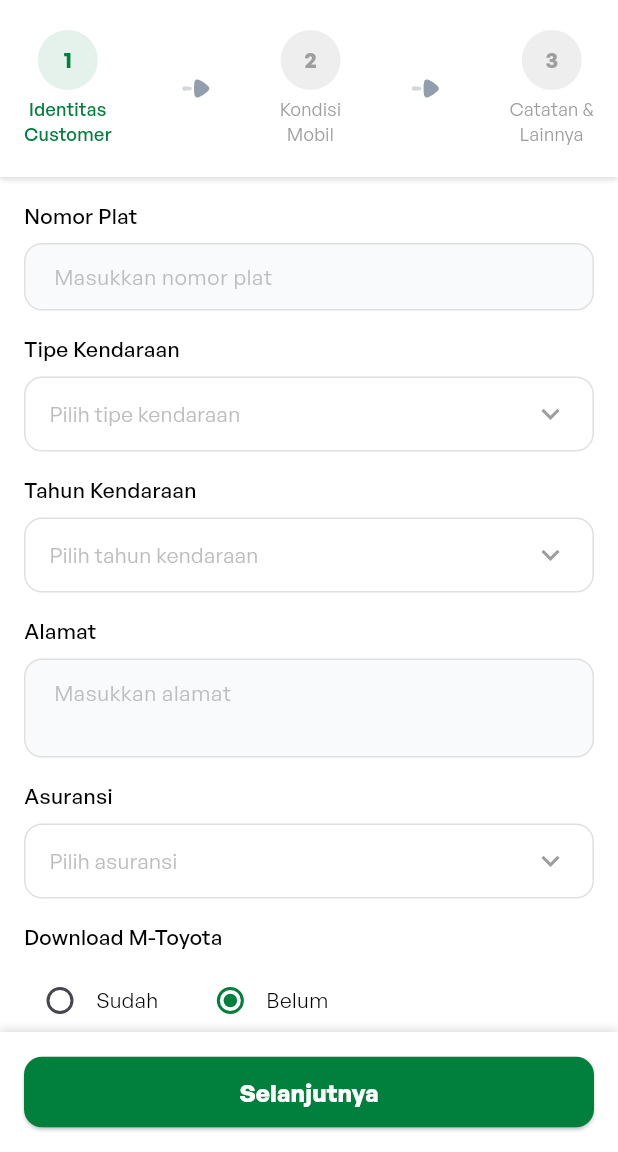
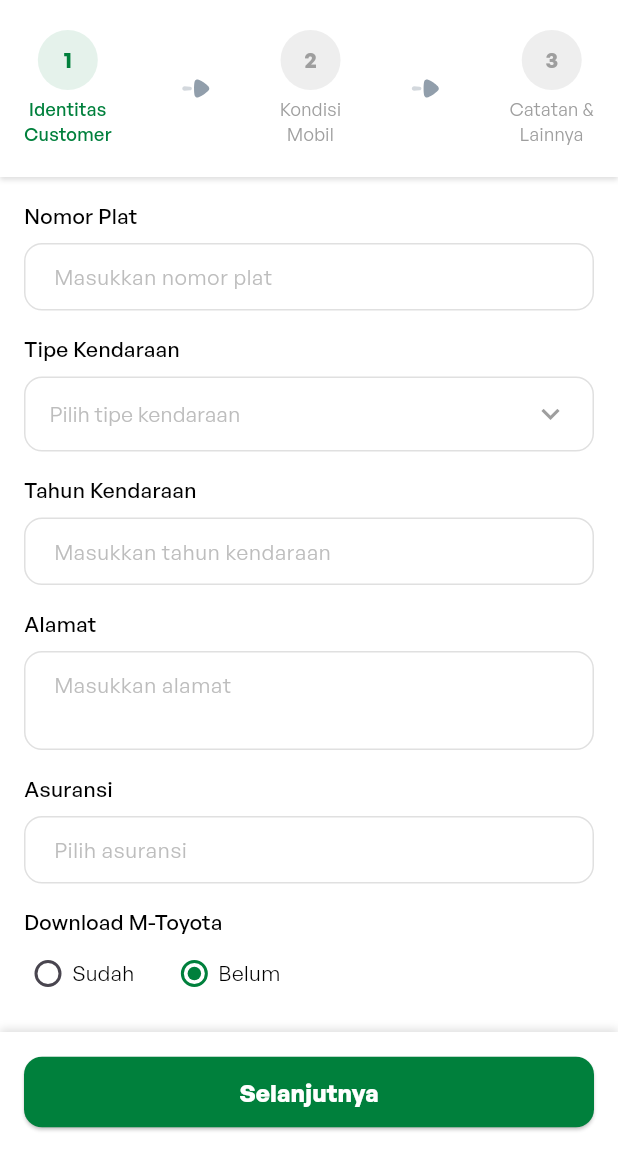
Before and after one commit to Kalla-Urip/kalla_u_pro_bengkel, a Flutter app: the AddCustomerScreen screen opened by its route, on a phone screen of 412 x 824 dp, the part 84-1236 px from its top. Run offline on Flutter 3.47's test engine with Material 3 defaults, Android fonts, the phone set to English and light mode, and no system bars; our stand-ins replace flutter_svg, get_it, go_router, shared_preferences; accounts and stored records are empty.

Commit message:
Fix UI CustomerIdentityStep

```diff
--- a/lib/features/home/presentation/widgets/custom_text_field.dart
+++ b/lib/features/home/presentation/widgets/custom_text_field.dart
@@ -1,4 +1,5 @@
 import 'package:flutter/material.dart';
+import 'package:flutter/services.dart';
 import 'package:kalla_u_pro_bengkel/common/app_colors.dart';
 
 class CustomTextField extends StatelessWidget {
@@ -12,6 +13,7 @@ class CustomTextField extends StatelessWidget {
   final Widget? prefix;
   final bool readOnly;
   final VoidCallback? onTap;
+  final List<TextInputFormatter>? inputFormatters; // Added this parameter
 
   const CustomTextField({
     super.key,
@@ -25,6 +27,7 @@ class CustomTextField extends StatelessWidget {
     this.prefix,
     this.readOnly = false,
     this.onTap,
+    this.inputFormatters, // Added this parameter
   });
 
   @override
@@ -37,8 +40,12 @@ class CustomTextField extends StatelessWidget {
       readOnly: readOnly,
       onTap: onTap,
       validator: validator,
+      inputFormatters: keyboardType == TextInputType.number
+          ? [FilteringTextInputFormatter.digitsOnly]
+          : inputFormatters,
       style: const TextStyle(fontSize: 14),
       decoration: InputDecoration(
+        fillColor: Colors.white,
         hintText: hintText,
         hintStyle: TextStyle(color: Colors.grey.shade400, fontSize: 14),
         contentPadding: const EdgeInsets.symmetric(horizontal: 16, vertical: 12),
--- a/lib/features/home/presentation/widgets/customer_identity_step.dart
+++ b/lib/features/home/presentation/widgets/customer_identity_step.dart
@@ -2,6 +2,7 @@ import 'package:flutter/material.dart';
 import 'package:kalla_u_pro_bengkel/common/app_colors.dart';
 import 'package:kalla_u_pro_bengkel/features/home/presentation/widgets/custom_drop_down.dart';
 import 'package:kalla_u_pro_bengkel/features/home/presentation/widgets/custom_text_field.dart';
+
 class CustomerIdentityStep extends StatelessWidget {
   final GlobalKey<FormState> formKey;
   final TextEditingController plateNumberController;
@@ -27,13 +28,18 @@ class CustomerIdentityStep extends StatelessWidget {
   @override
   Widget build(BuildContext context) {
     // Sample vehicle types for dropdown
-    final vehicleTypes = ['Avanza', 'Calya', 'Innova', 'Rush', 'Veloz', 'Zenix'];
+    final vehicleTypes = [
+      'Avanza',
+      'Calya',
+      'Innova',
+      'Rush',
+      'Veloz',
+      'Zenix'
+    ];
 
     // Sample years for dropdown
-    final years = List.generate(10, (index) => (DateTime.now().year - index).toString());
-
-    // Sample insurance options
-    final insuranceOptions = ['Askrindo', 'ACA', 'Adira', 'Allianz', 'Asuransi Sinar Mas', 'Astra Buana'];
+    final years =
+        List.generate(10, (index) => (DateTime.now().year - index).toString());
 
     return Form(
       key: formKey,
@@ -62,11 +68,12 @@ class CustomerIdentityStep extends StatelessWidget {
 
           // Tahun Kendaraan
           _buildSectionTitle('Tahun Kendaraan'),
-          CustomDropdown(
+          CustomTextField(
             controller: vehicleYearController,
-            hintText: 'Pilih tahun kendaraan',
-            items: years,
-            // Removed validator to allow empty selection
+            hintText: 'Masukkan tahun kendaraan',
+            keyboardType: TextInputType.number,
+            // Input formatter to allow only digits
+            // Note: You'll need to add this parameter to your CustomTextField widget
           ),
           const SizedBox(height: 16),
 
@@ -82,10 +89,9 @@ class CustomerIdentityStep extends StatelessWidget {
 
           // Asuransi
           _buildSectionTitle('Asuransi'),
-          CustomDropdown(
+          CustomTextField(
             controller: insuranceController,
             hintText: 'Pilih asuransi',
-            items: insuranceOptions,
             // Optional field
           ),
           const SizedBox(height: 16),
@@ -96,6 +102,10 @@ class CustomerIdentityStep extends StatelessWidget {
             children: [
               Radio<bool>(
                 value: true,
+                visualDensity: const VisualDensity(
+                  horizontal: VisualDensity.minimumDensity,
+                  vertical: VisualDensity.minimumDensity,
+                ),
                 groupValue: hasMToyotaApp,
                 onChanged: onMToyotaAppChanged,
                 activeColor: AppColors.primary,
@@ -107,6 +117,10 @@ class CustomerIdentityStep extends StatelessWidget {
                 groupValue: hasMToyotaApp,
                 onChanged: onMToyotaAppChanged,
                 activeColor: AppColors.primary,
+                visualDensity: const VisualDensity(
+                  horizontal: VisualDensity.minimumDensity,
+                  vertical: VisualDensity.minimumDensity,
+                ),
               ),
               const Text('Belum'),
             ],
```
